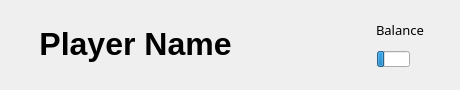
Qt form playerinfo.ui (wudi-7mi/open_ra2ob_qt6) before a commit.
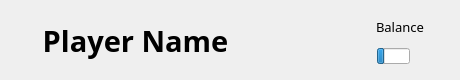
The same form after that commit. Icons and pictures are not drawn.

The edit to the form file:
```diff
--- a/playerinfo.ui
+++ b/playerinfo.ui
@@ -7,7 +7,7 @@
     <x>0</x>
     <y>0</y>
     <width>460</width>
-    <height>90</height>
+    <height>80</height>
    </rect>
   </property>
   <property name="windowTitle">
@@ -17,14 +17,15 @@
    <property name="geometry">
     <rect>
      <x>0</x>
-     <y>25</y>
+     <y>18</y>
      <width>271</width>
-     <height>40</height>
+     <height>46</height>
     </rect>
    </property>
    <property name="font">
     <font>
-     <pointsize>24</pointsize>
+     <family>OPlusSans 3.0</family>
+     <pointsize>22</pointsize>
      <bold>true</bold>
     </font>
    </property>
@@ -39,7 +40,7 @@
    <property name="geometry">
     <rect>
      <x>376</x>
-     <y>21</y>
+     <y>18</y>
      <width>61</width>
      <height>18</height>
     </rect>
@@ -58,7 +59,7 @@
    <property name="geometry">
     <rect>
      <x>350</x>
-     <y>19</y>
+     <y>16</y>
      <width>20</width>
      <height>20</height>
     </rect>
@@ -77,7 +78,7 @@
    <property name="geometry">
     <rect>
      <x>295</x>
-     <y>35</y>
+     <y>30</y>
      <width>30</width>
      <height>20</height>
     </rect>
@@ -93,7 +94,7 @@
    <property name="geometry">
     <rect>
      <x>377</x>
-     <y>51</y>
+     <y>48</y>
      <width>33</width>
      <height>16</height>
     </rect>
@@ -112,7 +113,7 @@
    <property name="geometry">
     <rect>
      <x>350</x>
-     <y>49</y>
+     <y>46</y>
      <width>20</width>
      <height>20</height>
     </rect>
```
